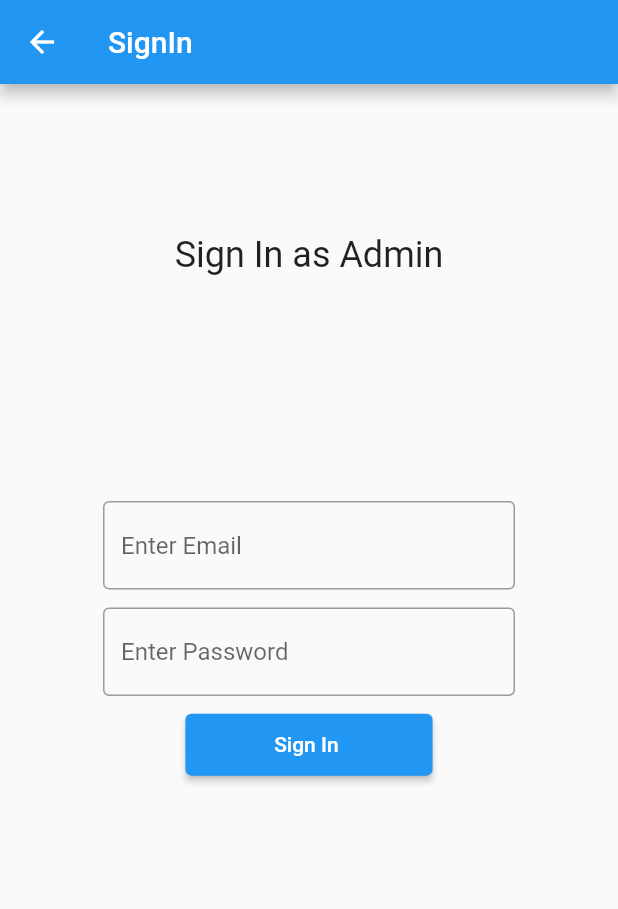
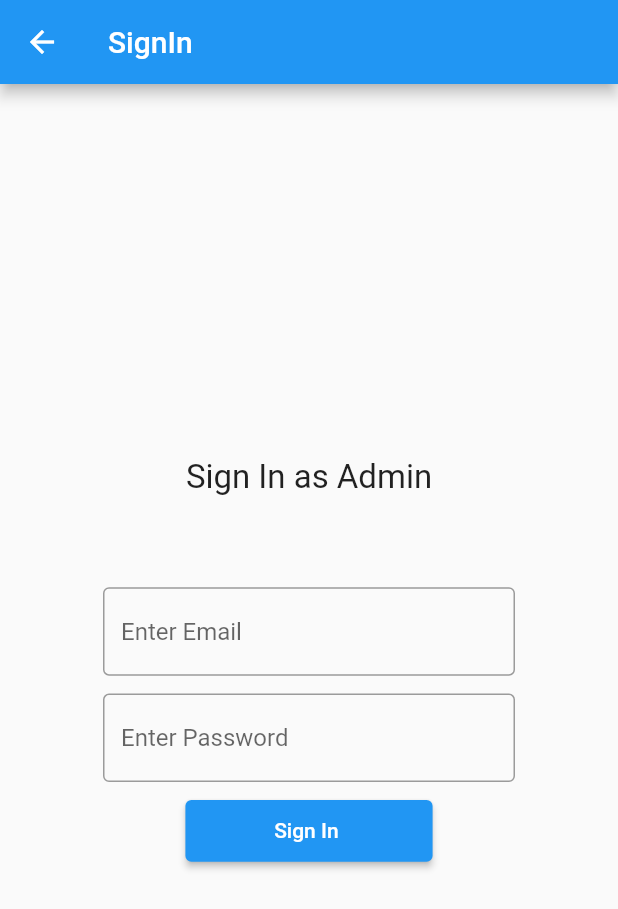
Before and after one commit to ashu2902/OpApp, a Flutter app: the screen it shows after launch, after a tap on the "menu" icon, after a tap on "Sign In as Admin", on a phone screen of 412 x 824 dp. Shown: the top 909 px of the screen. Run offline on Flutter 3.47's test engine with Material 2 defaults, Android fonts, the phone set to English and light mode, and no system bars; our stand-ins replace carousel_slider, cloud_firestore, curved_navigation_bar, file_picker, firebase_auth, firebase_core and 1 more; accounts and stored records are empty.

Commit message:
authentication added

```diff
--- a/lib/screens/Admin/Authentication/SignIn.dart
+++ b/lib/screens/Admin/Authentication/SignIn.dart
@@ -26,13 +26,14 @@ class _SignInState extends State<SignIn> {
       body: Container(
         child: Center(
           child: Column(
+            mainAxisAlignment: MainAxisAlignment.center,
             children: [
               Padding(
-                padding: const EdgeInsets.only(bottom: 150, top: 100),
+                padding: const EdgeInsets.only(top: 0, bottom: 60),
                 child: Container(
                   child: Text(
                     'Sign In as Admin',
-                    style: TextStyle(fontSize: 24),
+                    style: TextStyle(fontSize: 22),
                   ),
                 ),
               ),
```
